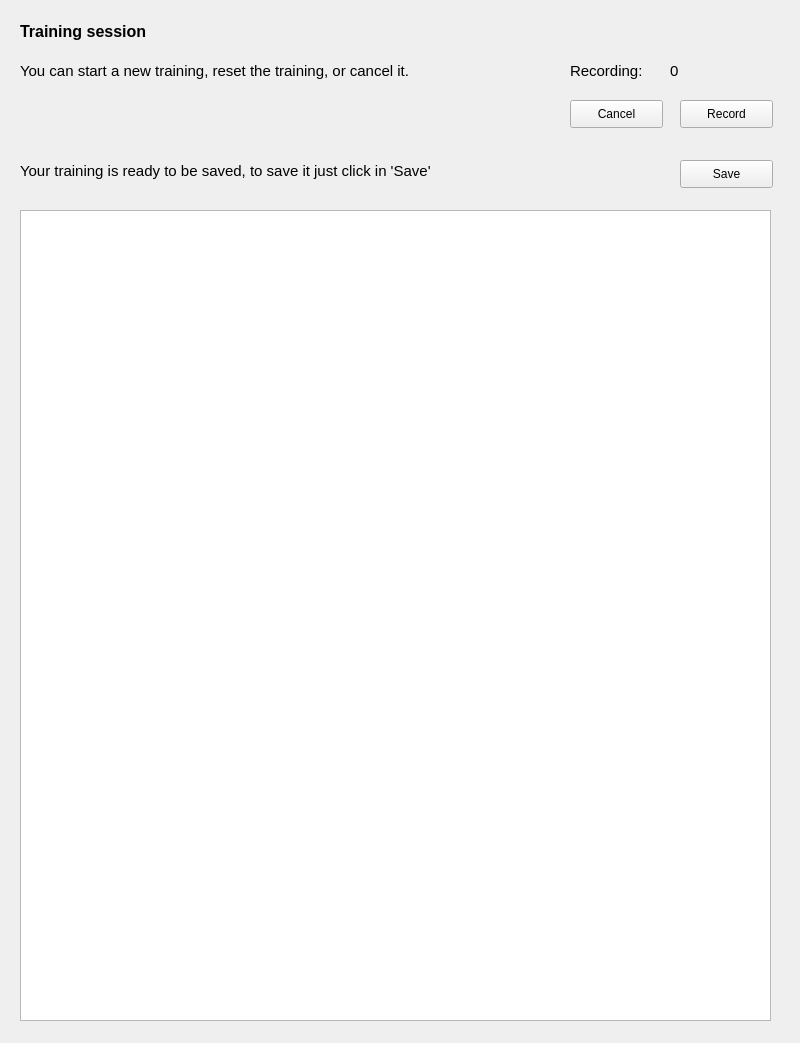
Old version of the form UI/trainer.ui in the repository jorgecasals/VoiceTrainingTool.
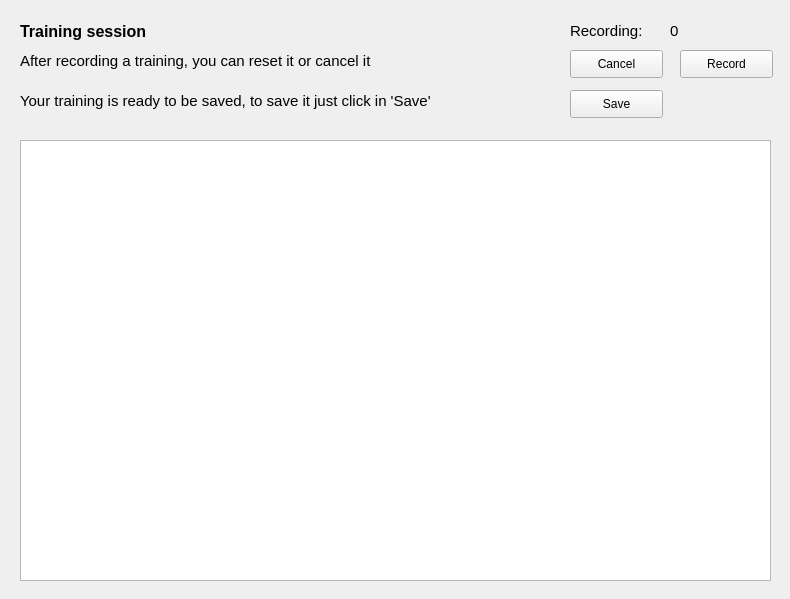
New version of the form.

Commit message: UI improvements: Better aligments, reading size bigger, more and better indications.

What changed in the file:
```diff
--- a/UI/trainer.ui
+++ b/UI/trainer.ui
@@ -6,8 +6,8 @@
    <rect>
     <x>0</x>
     <y>0</y>
-    <width>800</width>
-    <height>1043</height>
+    <width>790</width>
+    <height>599</height>
    </rect>
   </property>
   <property name="windowTitle">
@@ -18,9 +18,9 @@
     <property name="geometry">
      <rect>
       <x>20</x>
-      <y>210</y>
+      <y>140</y>
       <width>751</width>
-      <height>811</height>
+      <height>441</height>
      </rect>
     </property>
     <property name="sizePolicy">
@@ -29,12 +29,27 @@
       <verstretch>0</verstretch>
      </sizepolicy>
     </property>
+    <property name="font">
+     <font>
+      <family>Georgia</family>
+      <pointsize>14</pointsize>
+     </font>
+    </property>
+    <property name="contextMenuPolicy">
+     <enum>Qt::NoContextMenu</enum>
+    </property>
+    <property name="locale">
+     <locale language="Spanish" country="Spain"/>
+    </property>
+    <property name="documentTitle">
+     <string>Reading</string>
+    </property>
    </widget>
    <widget class="QPushButton" name="trainer_btn_record">
     <property name="geometry">
      <rect>
       <x>680</x>
-      <y>100</y>
+      <y>50</y>
       <width>93</width>
       <height>28</height>
      </rect>
@@ -47,7 +62,7 @@
     <property name="geometry">
      <rect>
       <x>570</x>
-      <y>100</y>
+      <y>50</y>
       <width>93</width>
       <height>28</height>
      </rect>
@@ -81,7 +96,7 @@
     <property name="geometry">
      <rect>
       <x>20</x>
-      <y>60</y>
+      <y>50</y>
       <width>481</width>
       <height>22</height>
      </rect>
@@ -93,14 +108,14 @@
      </font>
     </property>
     <property name="text">
-     <string>You can start a new training, reset the training, or cancel it.</string>
+     <string>After recording a training, you can reset it or cancel it</string>
     </property>
    </widget>
    <widget class="QLabel" name="training_lbl_save_text">
     <property name="geometry">
      <rect>
       <x>20</x>
-      <y>160</y>
+      <y>90</y>
       <width>511</width>
       <height>22</height>
      </rect>
@@ -118,8 +133,8 @@
    <widget class="QPushButton" name="trainer_btn_save">
     <property name="geometry">
      <rect>
-      <x>680</x>
-      <y>160</y>
+      <x>570</x>
+      <y>90</y>
       <width>93</width>
       <height>28</height>
      </rect>
@@ -132,7 +147,7 @@
     <property name="geometry">
      <rect>
       <x>570</x>
-      <y>60</y>
+      <y>20</y>
       <width>101</width>
       <height>22</height>
      </rect>
@@ -151,7 +166,7 @@
     <property name="geometry">
      <rect>
       <x>670</x>
-      <y>60</y>
+      <y>20</y>
       <width>101</width>
       <height>22</height>
      </rect>
```
The commit also changes 7 other files.
